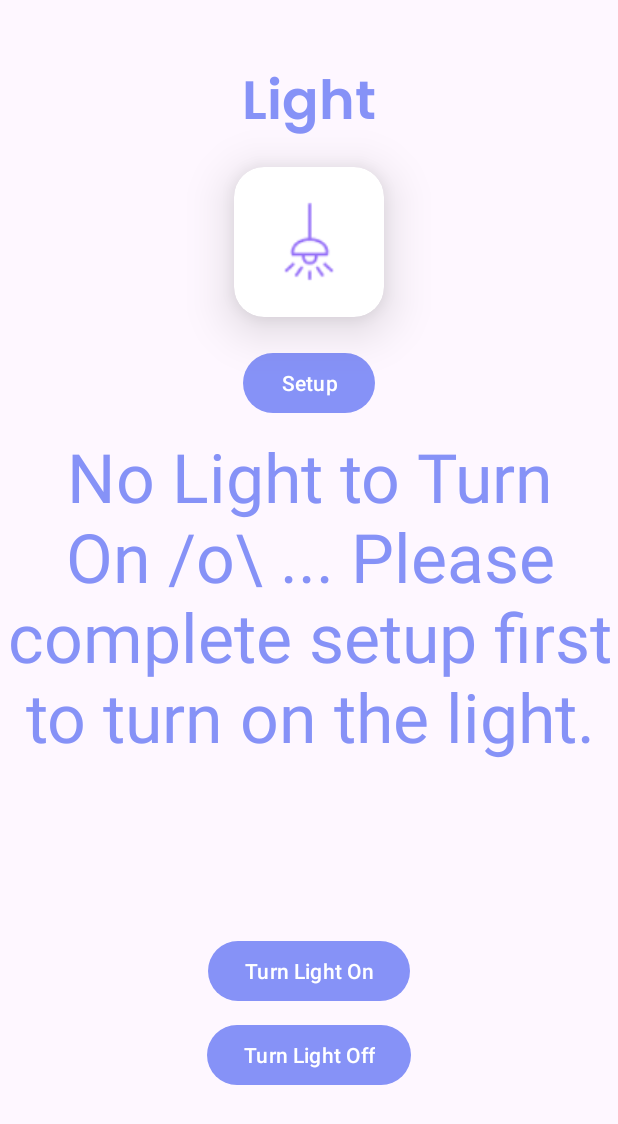
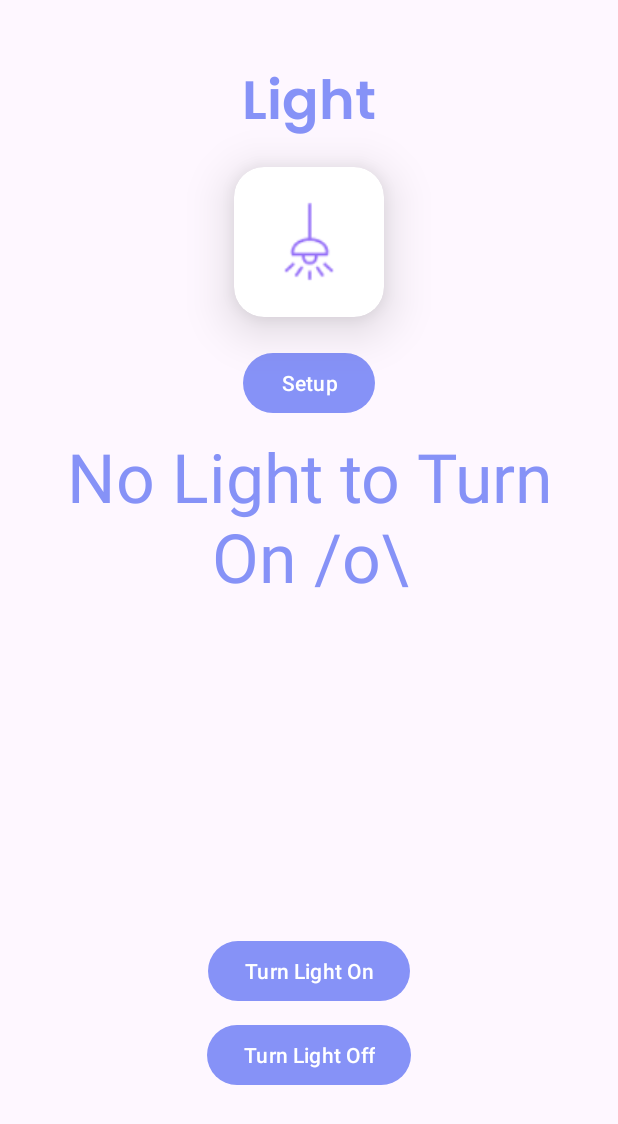
Before and after one commit to OCovachConestoga/Group18-Sec3-HomeSecurityApp-Owen-Michelle-Hang-Nick, an Android app: the LightActivity screen opened directly, with no data from a screen before it, after a tap on "Turn Light On", on a phone screen of 412 x 824 dp. Shown: the top 1124 px of the screen. Run offline under Robolectric (Android 15) with nearby library versions, the phone set to English and light mode, and no system bars; our stand-ins replace Firebase (no records; nobody signed in at launch, a user with empty details on screens opened directly); 2 other taps on this screen came first.

Commit message:
fix: clean up Light Activity and move implementations to Light Class
Co-Authored-By: mgordon <146022076+mag9073@users.noreply.github.com>

```diff
--- a/app/src/main/java/com/example/home_security_system_app/Light.java
+++ b/app/src/main/java/com/example/home_security_system_app/Light.java
@@ -1,10 +1,13 @@
 package com.example.home_security_system_app;
 
 import android.annotation.SuppressLint;
+import android.content.Context;
 import android.view.View;
 import android.widget.Button;
 import android.widget.TextView;
+import android.widget.Toast;
 
+import com.google.firebase.database.DatabaseReference;
 
 
 // Class that defines the Light system
@@ -12,12 +15,19 @@ public class Light{
 
     // Create variable that are used by this class
     private final TextView lightDisplay;
+
+    private final DatabaseReference myDatabase;
+
+    private final Context context;
+
     private boolean isSetup = false; // default to false when first loading up
 
 
     //Parameterized Constructor
-    Light(TextView textView){
-        lightDisplay = textView;
+    Light(TextView textView, DatabaseReference database, Context context){
+        this.lightDisplay = textView;
+        this.myDatabase = database;
+        this.context = context;
     }
 
     // Function to simulate setting up light
@@ -47,9 +57,17 @@ public class Light{
 
         // Checks if the system is setup or not
         if(isSetup)
+        {
+            myDatabase.child("LED_State").setValue("ON");
             lightDisplay.setText("Light is Turned On \\o/");
+        }
         else
-            lightDisplay.setText("No Light to Turn On /o\\ ... Please complete setup first to turn on the light.");
+        {
+            lightDisplay.setText("No Light to Turn On /o\\");
+            // https://developer.android.com/guide/topics/ui/notifiers/toasts
+            Toast.makeText(this.context, "Please complete setup first.", Toast.LENGTH_SHORT).show();
+        }
+
     }
 
     // Function to simulate turning off the light
@@ -58,9 +76,16 @@ public class Light{
 
         // Checks if the system is setup or not
         if(isSetup)
+        {
+            myDatabase.child("LED_State").setValue("OFF");
             lightDisplay.setText("Light is Turned Off \\o/");
+        }
         else
-            lightDisplay.setText("No Light to turn off /o\\ ... Please complete setup first to turn on the light.");
+        {
+            lightDisplay.setText("No Light to turn off /o\\");
+            // https://developer.android.com/guide/topics/ui/notifiers/toasts
+            Toast.makeText(this.context, "Please complete setup first.", Toast.LENGTH_SHORT).show();
+        }
     }
 
     // Function to simulate setting up the light timer
@@ -68,10 +93,11 @@ public class Light{
     public void setTimer(View view){
 
         // Checks if the system is setup or not
-        if(isSetup)
+        if(isSetup) {
             lightDisplay.setText("Light Timer is Set Up \\o/");
+        }
         else
-            lightDisplay.setText("No Light to Turn On /o\\ ... Please complete setup first to turn on the light.");
+            lightDisplay.setText("No Light to Turn On /o\\");
     }
 
 }
--- a/app/src/main/java/com/example/home_security_system_app/LightActivity.java
+++ b/app/src/main/java/com/example/home_security_system_app/LightActivity.java
@@ -25,9 +25,6 @@ public class LightActivity extends AppCompatActivity {
     // Firebase Database reference
     private DatabaseReference myDatabase;
 
-    // Check setup status
-    private boolean isSetupDone = false;
-
     // this function handles loading the view
     @SuppressLint("SetTextI18n")
     @Override
@@ -44,7 +41,7 @@ public class LightActivity extends AppCompatActivity {
         lightDisplay.setText("No Light Setup /o\\");
 
         // Create the necessary instances of the system for the command design pattern
-        Light li = new Light(lightDisplay);
+        Light li = new Light(lightDisplay, myDatabase, this);
         liCMD = new LightOnCommand(li);
     }
 
@@ -54,42 +51,19 @@ public class LightActivity extends AppCompatActivity {
 
         // Run the door locks command execute function
         liCMD.executeSetup(view);
-
-        isSetupDone = true;
     }
 
     // Handles the light on  button click
     public void buttonOnLight(View view){
 
-        if(isSetupDone)
-        {
-            // Run the door locks command execute function
-            liCMD.executeOn(view);
-
-            myDatabase.child("LED_State").setValue("ON");
-        } else {
-            // https://developer.android.com/guide/topics/ui/notifiers/toasts
-            Toast.makeText(this, "Please complete setup first.", Toast.LENGTH_SHORT).show();
-        }
+        // Run the door locks command execute function
+        liCMD.executeOn(view);
     }
 
     // Handles the light off button click
-    public void buttonOffLight(View view){
+    public void buttonOffLight(View view) {
 
-        if(isSetupDone)
-        {
-            // Run the light off execute function
-            liCMD.executeOff(view);
-
-            myDatabase.child("LED_State").setValue("OFF");
-        } else
-        {
-            // https://developer.android.com/guide/topics/ui/notifiers/toasts
-            Toast.makeText(this, "Please complete setup first.", Toast.LENGTH_SHORT).show();
-
-        }
+        // Run the light off execute function
+        liCMD.executeOff(view);
     }
-
-
-
 }
```
Also changed, not shown: app/src/main/java/com/example/home_security_system_app/CameraActivity.java (+1 -6 lines).
